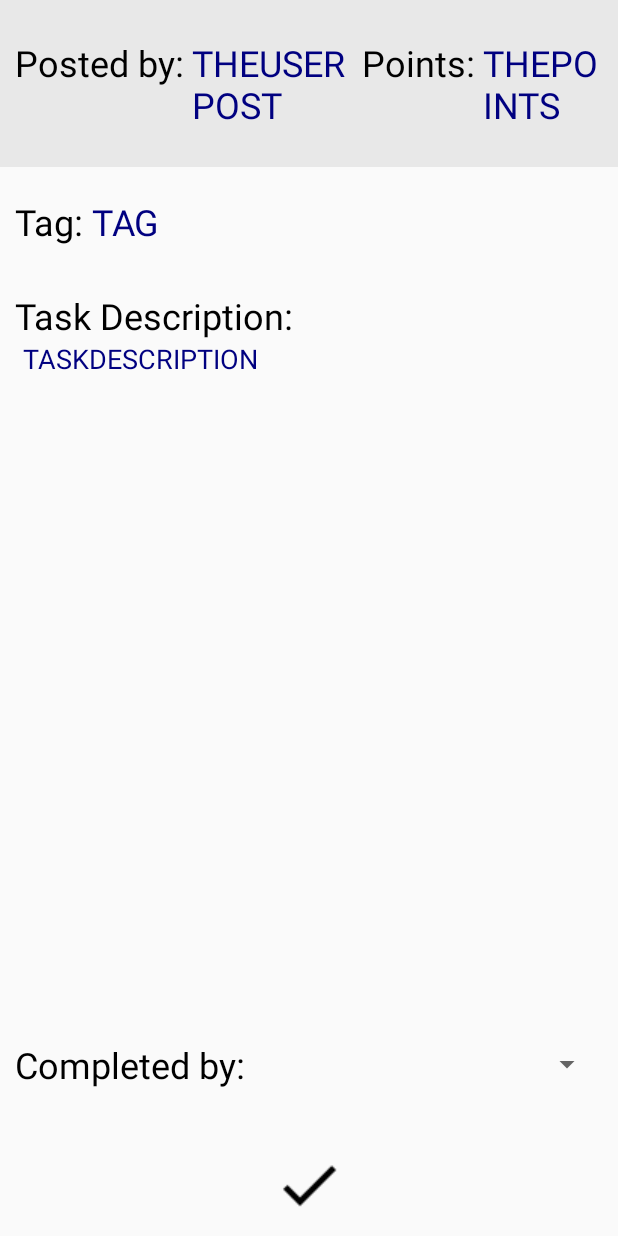
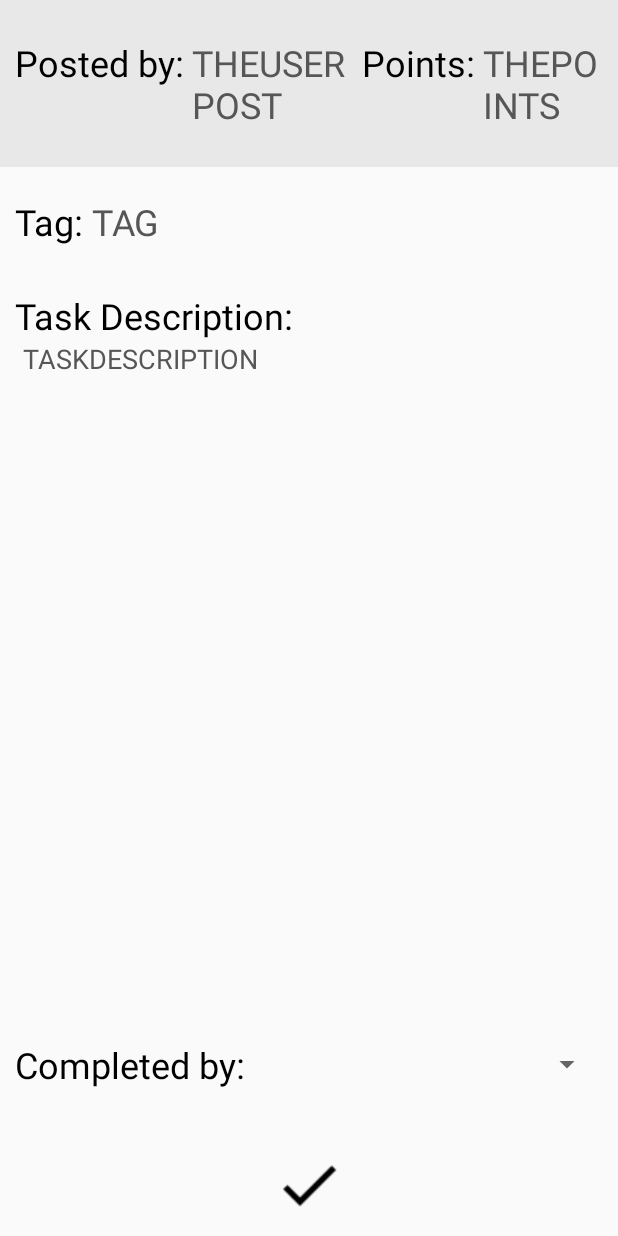
Before and after one commit to myoutspace/Project, an Android app: the layout activity_complete_task.xml on its own in the app's theme, with its tools: preview values and no code run, on a phone screen of 412 x 824 dp. Run offline under Robolectric (Android 15) with nearby library versions, the phone set to English and light mode, and no system bars.

Commit message:
changed theme color

```diff
--- a/TaskManager/app/src/main/res/layout/activity_complete_task.xml
+++ b/TaskManager/app/src/main/res/layout/activity_complete_task.xml
@@ -44,7 +44,7 @@
                         android:layout_width="wrap_content"
                         android:layout_height="wrap_content"
                         android:text="THEUSERPOST"
-                        android:textColor="#000080"
+                        android:textColor="@color/colorNavyBlue"
                         android:textSize="24sp" />
 
                 </LinearLayout>
@@ -69,7 +69,7 @@
                         android:layout_width="wrap_content"
                         android:layout_height="wrap_content"
                         android:text="THEPOINTS"
-                        android:textColor="#000080"
+                        android:textColor="@color/colorNavyBlue"
                         android:textSize="24sp" />
 
                 </LinearLayout>
@@ -99,7 +99,7 @@
                     android:layout_width="wrap_content"
                     android:layout_height="wrap_content"
                     android:text="TAG"
-                    android:textColor="#000080"
+                    android:textColor="@color/colorNavyBlue"
                     android:textSize="24sp" />
 
             </LinearLayout>
@@ -130,7 +130,7 @@
                     android:layout_weight="1"
                     android:paddingLeft="5sp"
                     android:text="TASKDESCRIPTION"
-                    android:textColor="#000080"
+                    android:textColor="@color/colorNavyBlue"
                     android:textSize="18sp" />
             </LinearLayout>
 
--- a/TaskManager/app/src/main/res/layout/activity_create_task.xml
+++ b/TaskManager/app/src/main/res/layout/activity_create_task.xml
@@ -39,7 +39,7 @@
                 android:layout_width="wrap_content"
                 android:layout_height="wrap_content"
                 android:layout_weight="5"
-                />
+                android:theme="@style/AppTheme" />
         </LinearLayout>
 
         <android.support.design.widget.TextInputLayout
--- a/TaskManager/app/src/main/res/layout/activity_display_user.xml
+++ b/TaskManager/app/src/main/res/layout/activity_display_user.xml
@@ -31,7 +31,7 @@
                 android:gravity="center_vertical|center_horizontal"
                 android:text="@string/Add_New_User"
                 android:textAppearance="?android:attr/textAppearanceMedium"
-                android:textColor="#000080"
+                android:textColor="@color/colorNavyBlue"
                 android:textSize="30sp" />
 
             <EditText
--- a/TaskManager/app/src/main/res/layout/activity_group_selection.xml
+++ b/TaskManager/app/src/main/res/layout/activity_group_selection.xml
@@ -24,7 +24,7 @@
             android:layout_weight="1"
             android:paddingTop="0dp"
             android:text="@string/choose_a_group"
-            android:textColor="#000080"
+            android:textColor="@color/colorNavyBlue"
             android:textSize="20sp"
             app:layout_constraintEnd_toEndOf="parent"
             app:layout_constraintHorizontal_bias="0.074"
--- a/TaskManager/app/src/main/res/layout/activity_home_page.xml
+++ b/TaskManager/app/src/main/res/layout/activity_home_page.xml
@@ -33,7 +33,7 @@
                     android:paddingBottom="10sp"
                     android:text="@string/task_list"
                     android:textAllCaps="false"
-                    android:textColor="#000080"
+                    android:textColor="@color/colorNavyBlue"
                     android:textSize="18sp"
                     android:textStyle="bold" />
 
--- a/TaskManager/app/src/main/res/layout/activity_main.xml
+++ b/TaskManager/app/src/main/res/layout/activity_main.xml
@@ -19,7 +19,7 @@
             android:paddingTop="40dp"
             android:text="@string/app_name"
             android:textAlignment="center"
-            android:textColor="#4CAF50"
+            android:textColor="@color/colorPrimaryDark"
             android:textSize="45sp"
             android:textStyle="normal|bold" />
 
--- a/TaskManager/app/src/main/res/layout/group_list_item.xml
+++ b/TaskManager/app/src/main/res/layout/group_list_item.xml
@@ -18,7 +18,7 @@
             android:padding="10sp"
             android:text="Button"
             android:textAlignment="textStart"
-            android:textColor="#000080"
+            android:textColor="@color/colorNavyBlue"
             android:textSize="18sp" />
     </LinearLayout>
 </android.support.constraint.ConstraintLayout>
--- a/TaskManager/app/src/main/res/values/colors.xml
+++ b/TaskManager/app/src/main/res/values/colors.xml
@@ -1,7 +1,7 @@
 <?xml version="1.0" encoding="utf-8"?>
 <resources>
     <color name="colorPrimary">#4CAF50</color>
-    <color name="colorPrimaryDark">#1a8447</color>
+    <color name="colorPrimaryDark">#238e50</color>
     <color name="colorAccent">#484848</color>
     <color name="colorLightGray">#bababa</color>
     <color name="colorNavyBlue">#565656</color>
```
Also changed, not shown: TaskManager/app/src/main/res/layout/task_list_item.xml (+4 -4 lines).
